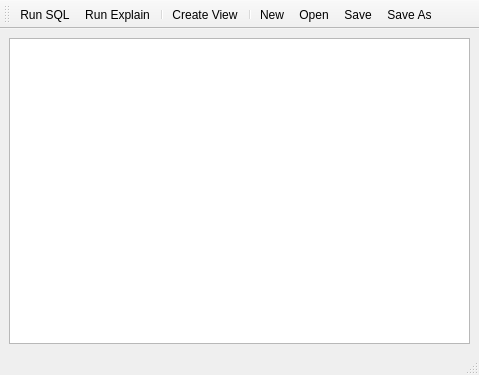
This is Sqliteman/sqliteman/sqleditor.ui in iamkjg/sqliteman as Qt 5 draws it before an edit. The edited form follows.
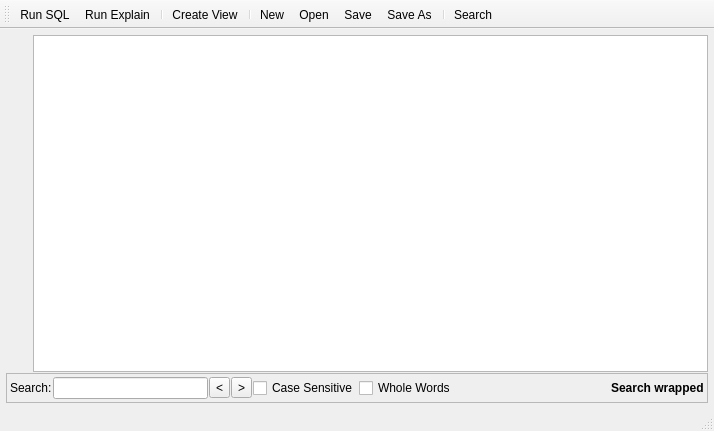
This is the edited form. Custom widgets are drawn as their Qt base class.

Commit message: basic search facility for sql editor implemented

```diff
--- a/Sqliteman/sqliteman/sqleditor.ui
+++ b/Sqliteman/sqliteman/sqleditor.ui
@@ -5,8 +5,8 @@
    <rect>
     <x>0</x>
     <y>0</y>
-    <width>479</width>
-    <height>375</height>
+    <width>714</width>
+    <height>431</height>
    </rect>
   </property>
   <property name="windowTitle" >
@@ -14,12 +14,34 @@
   </property>
   <widget class="QWidget" name="centralwidget" >
    <layout class="QGridLayout" >
-    <property name="margin" >
-     <number>9</number>
+    <property name="leftMargin" >
+     <number>6</number>
     </property>
-    <property name="spacing" >
+    <property name="topMargin" >
      <number>6</number>
     </property>
+    <property name="rightMargin" >
+     <number>6</number>
+    </property>
+    <property name="bottomMargin" >
+     <number>6</number>
+    </property>
+    <property name="horizontalSpacing" >
+     <number>1</number>
+    </property>
+    <property name="verticalSpacing" >
+     <number>1</number>
+    </property>
+    <item row="0" column="0" >
+     <widget class="QWidget" native="1" name="widget" >
+      <property name="minimumSize" >
+       <size>
+        <width>26</width>
+        <height>0</height>
+       </size>
+      </property>
+     </widget>
+    </item>
     <item row="0" column="1" >
      <widget class="SqlEditorWidget" name="sqlTextEdit" >
       <property name="minimumSize" >
@@ -33,6 +55,106 @@
       </property>
      </widget>
     </item>
+    <item row="1" column="0" colspan="2" >
+     <widget class="QFrame" name="searchFrame" >
+      <property name="frameShape" >
+       <enum>QFrame::StyledPanel</enum>
+      </property>
+      <property name="frameShadow" >
+       <enum>QFrame::Raised</enum>
+      </property>
+      <layout class="QGridLayout" >
+       <property name="leftMargin" >
+        <number>3</number>
+       </property>
+       <property name="topMargin" >
+        <number>3</number>
+       </property>
+       <property name="rightMargin" >
+        <number>3</number>
+       </property>
+       <property name="bottomMargin" >
+        <number>3</number>
+       </property>
+       <property name="horizontalSpacing" >
+        <number>1</number>
+       </property>
+       <property name="verticalSpacing" >
+        <number>1</number>
+       </property>
+       <item row="0" column="0" >
+        <widget class="QLabel" name="label" >
+         <property name="text" >
+          <string>Search:</string>
+         </property>
+        </widget>
+       </item>
+       <item row="0" column="1" >
+        <widget class="QLineEdit" name="searchEdit" />
+       </item>
+       <item row="0" column="4" >
+        <widget class="QCheckBox" name="caseCheckBox" >
+         <property name="text" >
+          <string>Case Sensitive</string>
+         </property>
+        </widget>
+       </item>
+       <item row="0" column="5" >
+        <widget class="QCheckBox" name="wholeWordsCheckBox" >
+         <property name="text" >
+          <string>Whole Words</string>
+         </property>
+        </widget>
+       </item>
+       <item row="0" column="2" >
+        <widget class="QToolButton" name="previousToolButton" >
+         <property name="toolTip" >
+          <string>Search previous</string>
+         </property>
+         <property name="text" >
+          <string>&lt;</string>
+         </property>
+         <property name="shortcut" >
+          <string>Shift+F3</string>
+         </property>
+        </widget>
+       </item>
+       <item row="0" column="3" >
+        <widget class="QToolButton" name="nextToolButton" >
+         <property name="toolTip" >
+          <string>Search Next</string>
+         </property>
+         <property name="text" >
+          <string>></string>
+         </property>
+         <property name="shortcut" >
+          <string>F3</string>
+         </property>
+        </widget>
+       </item>
+       <item row="0" column="7" >
+        <widget class="QLabel" name="wrappedLabel" >
+         <property name="text" >
+          <string>&lt;b>Search wrapped&lt;/b></string>
+         </property>
+        </widget>
+       </item>
+       <item row="0" column="6" >
+        <spacer>
+         <property name="orientation" >
+          <enum>Qt::Horizontal</enum>
+         </property>
+         <property name="sizeHint" >
+          <size>
+           <width>40</width>
+           <height>20</height>
+          </size>
+         </property>
+        </spacer>
+       </item>
+      </layout>
+     </widget>
+    </item>
    </layout>
   </widget>
   <widget class="QToolBar" name="toolBar" >
@@ -40,7 +162,10 @@
     <enum>Qt::Horizontal</enum>
    </property>
    <attribute name="toolBarArea" >
-    <number>4</number>
+    <enum>TopToolBarArea</enum>
+   </attribute>
+   <attribute name="toolBarBreak" >
+    <bool>false</bool>
    </attribute>
    <addaction name="action_Run_SQL" />
    <addaction name="actionRun_Explain" />
@@ -51,6 +176,8 @@
    <addaction name="action_Open" />
    <addaction name="action_Save" />
    <addaction name="actionSave_As" />
+   <addaction name="separator" />
+   <addaction name="actionSearch" />
   </widget>
   <widget class="QStatusBar" name="statusBar" />
   <action name="action_Run_SQL" >
@@ -115,6 +242,20 @@
     <string>Create view from the current select statement</string>
    </property>
   </action>
+  <action name="actionSearch" >
+   <property name="checkable" >
+    <bool>true</bool>
+   </property>
+   <property name="text" >
+    <string>Search</string>
+   </property>
+   <property name="toolTip" >
+    <string>Search in the SQL file (Ctrl+F)</string>
+   </property>
+   <property name="shortcut" >
+    <string>Ctrl+F</string>
+   </property>
+  </action>
  </widget>
  <customwidgets>
   <customwidget>
```
The commit also changes 2 other files.
